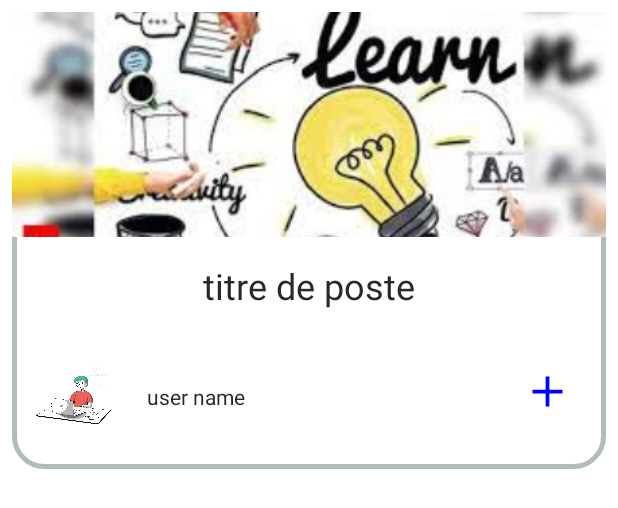
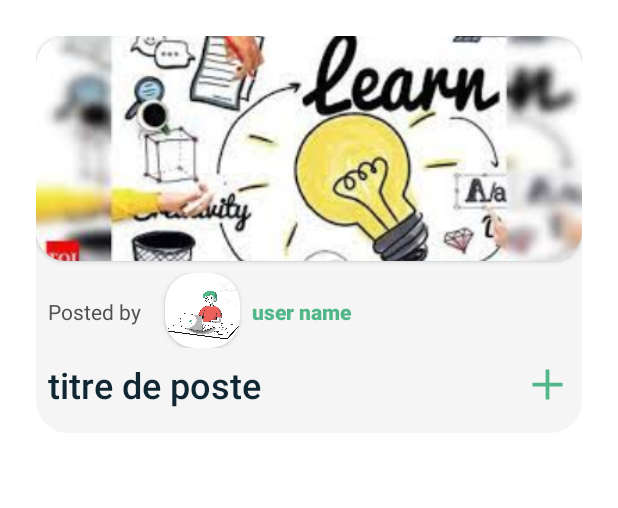
Before and after one commit to mazasJava/ilearn, an Android app: the layout post_row.xml on its own in the app's theme, with its tools: preview values and no code run, on a phone screen of 412 x 824 dp. Shown: the top 508 px of the screen. Run offline under Robolectric (Android 15) with nearby library versions, the phone set to English and light mode, and no system bars.

Commit message:
component ui

```diff
--- a/app/src/main/res/drawable/componentbg.xml
+++ b/app/src/main/res/drawable/componentbg.xml
@@ -1,7 +1,7 @@
 <?xml version="1.0" encoding="UTF-8"?>
 <shape xmlns:android="http://schemas.android.com/apk/res/android">
-    <solid android:color="#FFFFFF"/>
-    <stroke android:width="3dp" android:color="#B1BCBE" />
+    <solid android:color="#F5F5F5"/>
+    <stroke android:width="3dp" android:color="#F5F5F5" />
     <corners android:radius="20dp"/>
     <padding android:left="0dp" android:top="0dp" android:right="0dp" android:bottom="0dp" />
 </shape>
--- a/app/src/main/res/drawable/ic_add.xml
+++ b/app/src/main/res/drawable/ic_add.xml
@@ -3,9 +3,7 @@
     android:height="24dp"
     android:viewportWidth="24.0"
     android:viewportHeight="24.0">
-
     <path
-        android:fillColor="#0000ff"
+        android:fillColor="#52b788"
         android:pathData="M20,13h-7v7h-2v-7H4v-2h7V4h2v7h7V13z"/>
-
 </vector>
--- a/app/src/main/res/layout/fragment_home.xml
+++ b/app/src/main/res/layout/fragment_home.xml
@@ -19,8 +19,9 @@
         android:id="@+id/recycleViewContainer"
         android:layout_width="match_parent"
         android:layout_height="wrap_content"
-        android:layout_marginTop="76dp"
+        android:layout_marginTop="56dp"
         android:layout_marginBottom="16dp"
+        android:background="@color/mainbg"
         app:layout_constraintBottom_toBottomOf="@id/main_tool_bar"
         app:layout_constraintEnd_toEndOf="@id/main_tool_bar"
         app:layout_constraintStart_toStartOf="@id/main_tool_bar"
--- a/app/src/main/res/layout/post_row.xml
+++ b/app/src/main/res/layout/post_row.xml
@@ -3,17 +3,17 @@
     xmlns:app="http://schemas.android.com/apk/res-auto"
     xmlns:tools="http://schemas.android.com/tools"
     android:layout_width="match_parent"
-    android:layout_height="wrap_content"
-    >
+    android:layout_height="wrap_content">
+
 
     <androidx.constraintlayout.widget.ConstraintLayout
         android:layout_width="match_parent"
         android:layout_height="wrap_content"
-        android:layout_marginStart="8dp"
-        android:layout_marginLeft="8dp"
-        android:layout_marginTop="8dp"
-        android:layout_marginEnd="8dp"
-        android:layout_marginRight="8dp"
+        android:layout_marginStart="24dp"
+        android:layout_marginLeft="24dp"
+        android:layout_marginTop="24dp"
+        android:layout_marginEnd="24dp"
+        android:layout_marginRight="24dp"
         android:layout_marginBottom="8dp"
         android:background="@drawable/componentbg"
         app:layout_constraintBottom_toBottomOf="parent"
@@ -21,43 +21,15 @@
         app:layout_constraintStart_toStartOf="parent"
         app:layout_constraintTop_toTopOf="parent">
 
-        <ImageView
-            android:id="@+id/image_profile"
-            android:layout_width="50dp"
-            android:layout_height="50dp"
-            android:layout_marginStart="16dp"
-            android:layout_marginLeft="16dp"
-            android:layout_marginTop="32dp"
-            android:layout_marginBottom="24dp"
-            android:src="@drawable/hero1"
-            app:layout_constraintBottom_toBottomOf="parent"
-            app:layout_constraintStart_toStartOf="parent"
-            app:layout_constraintTop_toBottomOf="@+id/title_post" />
-
-        <TextView
-            android:id="@+id/user_name"
-            android:layout_width="wrap_content"
+        <androidx.cardview.widget.CardView
+            android:id="@+id/cardView"
+            android:layout_width="0dp"
             android:layout_height="wrap_content"
-            android:layout_marginStart="24dp"
-            android:layout_marginLeft="24dp"
-            android:layout_marginTop="16dp"
-            android:text="user name"
-            android:textColor="#2A2828"
-            app:layout_constraintStart_toEndOf="@+id/image_profile"
-            app:layout_constraintTop_toTopOf="@+id/image_profile" />
-
-        <TextView
-            android:id="@+id/title_post"
-            android:layout_width="wrap_content"
-            android:layout_height="wrap_content"
-
-            android:layout_marginTop="16dp"
-            android:text="titre de poste"
-            android:textColor="#2A2828"
-            android:textSize="24sp"
+            app:cardCornerRadius="20dp"
             app:layout_constraintEnd_toEndOf="parent"
             app:layout_constraintStart_toStartOf="parent"
-            app:layout_constraintTop_toBottomOf="@+id/image_post" />
+            app:layout_constraintTop_toTopOf="parent"
+            tools:ignore="MissingConstraints">
 
             <ImageView
                 android:id="@+id/image_post"
@@ -65,8 +37,91 @@
                 android:layout_height="150dp"
                 android:adjustViewBounds="true"
                 android:scaleType="centerCrop"
-            android:src="@drawable/learn"
+                android:src="@drawable/learn" />
+        </androidx.cardview.widget.CardView>
+
+
+        <androidx.constraintlayout.widget.ConstraintLayout
+            android:id="@+id/group2"
+            android:layout_width="match_parent"
+            android:layout_height="wrap_content"
+            android:layout_marginTop="8dp"
             app:layout_constraintEnd_toEndOf="parent"
+            app:layout_constraintHorizontal_bias="0.0"
+            app:layout_constraintStart_toStartOf="parent"
+            app:layout_constraintTop_toBottomOf="@+id/cardView">
+
+            <androidx.cardview.widget.CardView
+                android:id="@+id/cardView2"
+                android:layout_width="wrap_content"
+                android:layout_height="wrap_content"
+                android:layout_marginStart="16dp"
+                android:layout_marginLeft="16dp"
+                app:cardCornerRadius="20dp"
+                app:layout_constraintBottom_toBottomOf="parent"
+                app:layout_constraintStart_toEndOf="@+id/posted_by"
+                app:layout_constraintTop_toTopOf="parent">
+
+                <ImageView
+                    android:id="@+id/image_profile"
+                    android:layout_width="50dp"
+                    android:layout_height="50dp"
+                    android:src="@drawable/hero1"
+                    app:layout_constraintBottom_toBottomOf="parent"
+                    app:layout_constraintTop_toTopOf="parent"
+                    tools:layout_editor_absoluteX="86dp" />
+            </androidx.cardview.widget.CardView>
+
+
+            <TextView
+                android:id="@+id/user_name"
+                android:layout_width="wrap_content"
+                android:layout_height="wrap_content"
+                android:layout_marginStart="8dp"
+                android:layout_marginLeft="8dp"
+                android:fontFamily="sans-serif-black"
+                android:text="user name"
+                android:textColor="#52b788"
+                app:layout_constraintBottom_toBottomOf="parent"
+                app:layout_constraintStart_toEndOf="@+id/cardView2"
+                app:layout_constraintTop_toTopOf="parent"
+                app:layout_constraintVertical_bias="0.516" />
+
+            <TextView
+                android:id="@+id/posted_by"
+                android:layout_width="wrap_content"
+                android:layout_height="wrap_content"
+                android:layout_marginStart="8dp"
+                android:layout_marginLeft="8dp"
+                android:text="Posted by"
+                android:textColor="#535151"
+                app:layout_constraintBottom_toBottomOf="parent"
+                app:layout_constraintStart_toStartOf="parent"
+                app:layout_constraintTop_toTopOf="parent"
+                app:layout_constraintVertical_bias="0.516" />
+        </androidx.constraintlayout.widget.ConstraintLayout>
+
+        <androidx.constraintlayout.widget.ConstraintLayout
+            android:layout_width="match_parent"
+            android:layout_height="wrap_content"
+            app:layout_constraintEnd_toEndOf="parent"
+            app:layout_constraintStart_toStartOf="parent"
+            app:layout_constraintTop_toBottomOf="@+id/group2">
+
+            <TextView
+                android:id="@+id/title_post"
+                android:layout_width="wrap_content"
+                android:layout_height="wrap_content"
+
+                android:layout_marginStart="8dp"
+                android:layout_marginLeft="8dp"
+                android:layout_marginTop="8dp"
+                android:layout_marginBottom="16dp"
+                android:fontFamily="sans-serif-medium"
+                android:text="titre de poste"
+                android:textColor="@color/mainbg"
+                android:textSize="24sp"
+                app:layout_constraintBottom_toBottomOf="parent"
                 app:layout_constraintStart_toStartOf="parent"
                 app:layout_constraintTop_toTopOf="parent" />
 
@@ -74,17 +129,19 @@
                 android:id="@+id/interested"
                 android:layout_width="30dp"
                 android:layout_height="30dp"
-            android:layout_marginTop="72dp"
-            android:layout_marginEnd="24dp"
-            android:layout_marginRight="24dp"
+                android:layout_marginTop="8dp"
+                android:layout_marginEnd="8dp"
+                android:layout_marginRight="8dp"
+                android:layout_marginBottom="16dp"
+                app:layout_constraintBottom_toBottomOf="parent"
                 app:layout_constraintEnd_toEndOf="parent"
-            app:layout_constraintTop_toTopOf="@+id/title_post"
+                app:layout_constraintTop_toTopOf="parent"
                 app:srcCompat="@drawable/ic_add"
                 tools:ignore="VectorDrawableCompat" />
+        </androidx.constraintlayout.widget.ConstraintLayout>
+
 
     </androidx.constraintlayout.widget.ConstraintLayout>
 
 
-
-
 </androidx.constraintlayout.widget.ConstraintLayout>
--- a/app/src/main/res/values/colors.xml
+++ b/app/src/main/res/values/colors.xml
@@ -8,4 +8,5 @@
     <color name="black">#FF000000</color>
     <color name="white">#FFFFFFFF</color>
     <color name="mainc">#EC615B</color>
+    <color name="mainbg">#102733</color>
 </resources>
```
Lines whose indentation alone changed are shown as unchanged.
